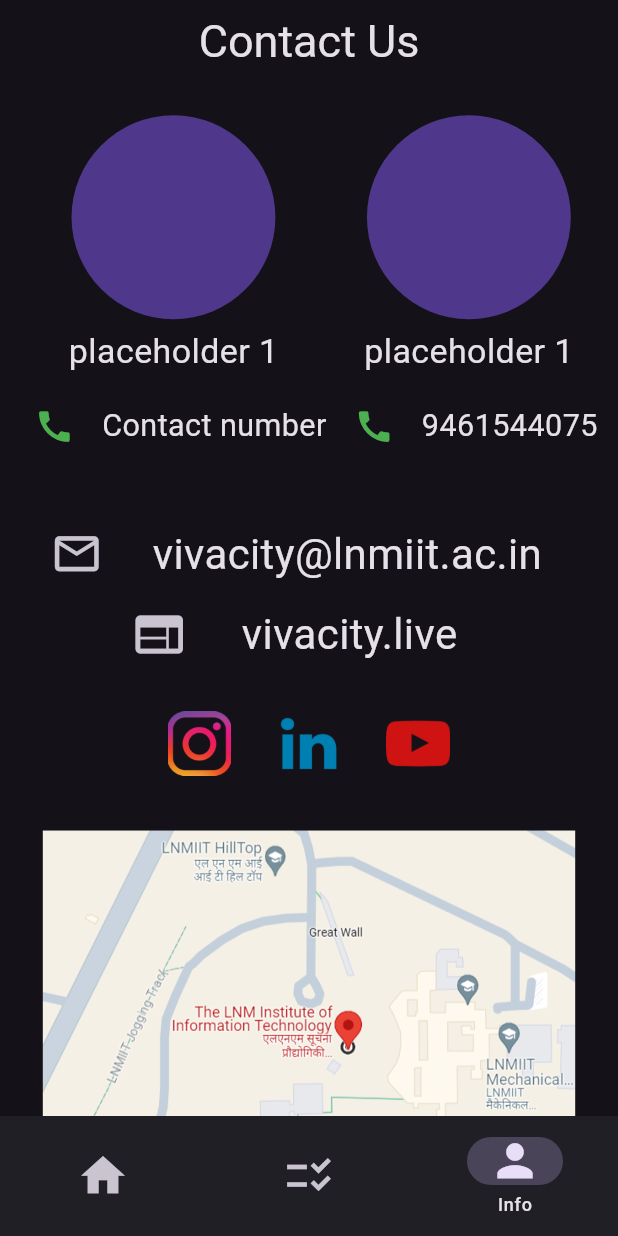
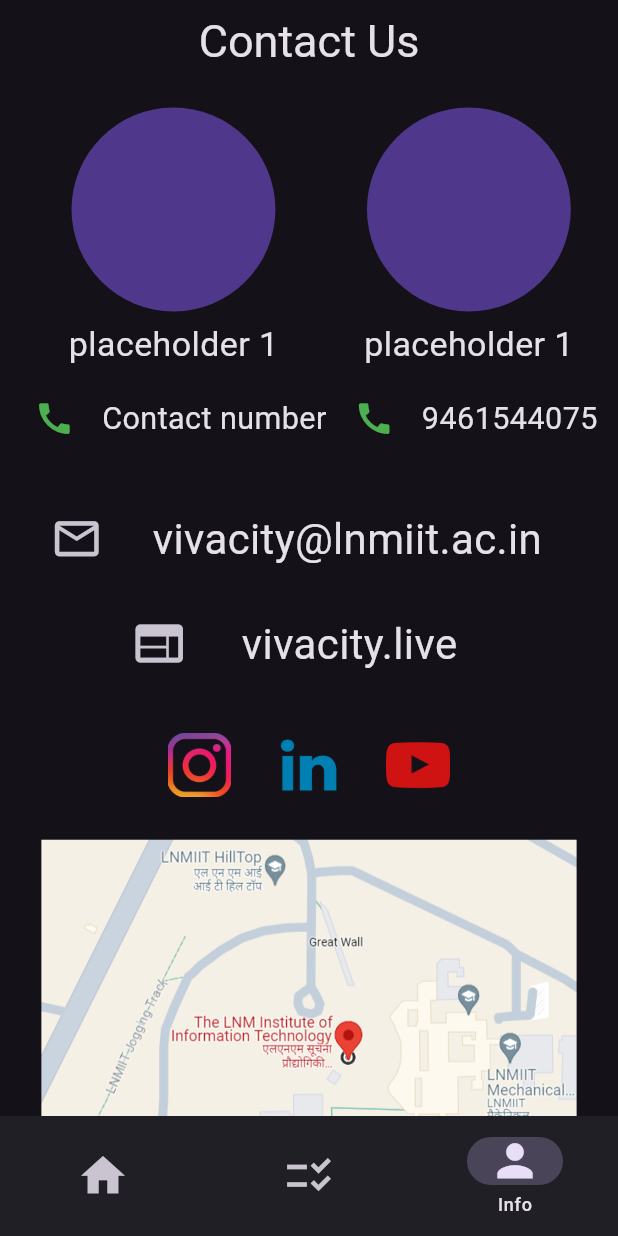
Before and after one commit to sarthakkotia/viva_app, a Flutter app: the screen it shows after launch, item 3 of the bottom bar chosen, on a phone screen of 412 x 824 dp. Run offline on Flutter 3.47's test engine with Material 3 defaults, Android fonts, the phone set to English and light mode, and no system bars; our stand-ins replace expansion_tile_card; missing offline and left inert: flutter_collapsing_toolbar.

Commit message:
Device Orientation Fixed,Made info Screen a bit more responsive

```diff
--- a/lib/Screens/info_screen.dart
+++ b/lib/Screens/info_screen.dart
@@ -14,15 +14,20 @@ class InfoScreen extends StatelessWidget {
     final topPadding = MediaQuery.of(context).padding.top;
     double heightfinal = heightscreen - bottomPadding - topPadding;
     return SingleChildScrollView(
+      child: SafeArea(
         child: SizedBox(
           height: heightfinal + 10,
           child: Column(
             crossAxisAlignment: CrossAxisAlignment.center,
             children: [
               Expanded(
-                flex: 2, child: FittedBox(child: ContactUsWidget(launcher))),
-            SizedBox(
-              height: heightscreen / 70,
+                flex: 2,
+                child: Container(
+                  margin: EdgeInsets.only(bottom: heightscreen / 70),
+                  child: FittedBox(
+                    child: ContactUsWidget(launcher),
+                  ),
+                ),
               ),
               Expanded(
                 flex: 0,
@@ -57,6 +62,8 @@ class InfoScreen extends StatelessWidget {
               ),
               Expanded(
                 flex: 0,
+                child: Container(
+                  margin: EdgeInsets.symmetric(vertical: heightscreen / 50),
                   child: FittedBox(
                     child: Row(
                       mainAxisAlignment: MainAxisAlignment.center,
@@ -87,12 +94,12 @@ class InfoScreen extends StatelessWidget {
                     ),
                   ),
                 ),
-            SizedBox(
-              height: heightscreen / 100,
               ),
               Flexible(
                 fit: FlexFit.loose,
                 flex: 1,
+                child: Container(
+                  margin: EdgeInsets.only(bottom: heightscreen / 100),
                   child: Row(
                     mainAxisAlignment: MainAxisAlignment.center,
                     children: [
@@ -138,15 +145,11 @@ class InfoScreen extends StatelessWidget {
                     ],
                   ),
                 ),
-            SizedBox(
-              height: heightscreen / 50,
               ),
               Expanded(
                 flex: 2,
-              child: Padding(
-                padding: const EdgeInsets.symmetric(
-                  vertical: 5,
-                ),
+                child: Container(
+                  margin: EdgeInsets.symmetric(vertical: 5),
                   child: InkWell(
                     onTap: () => launcher.launchURL(),
                     child: Image.asset(
@@ -162,6 +165,7 @@ class InfoScreen extends StatelessWidget {
             ],
           ),
         ),
+      ),
     );
   }
 }
--- a/lib/Widgets/ContactUs_widget.dart
+++ b/lib/Widgets/ContactUs_widget.dart
@@ -65,7 +65,6 @@ class ContactUsWidget extends StatelessWidget {
                   style: TextStyle(fontSize: 20),
                 ),
               ),
-              //TODO: Make call icon colored
               Row(
                 children: [
                   IconButton(
--- a/lib/main.dart
+++ b/lib/main.dart
@@ -1,4 +1,5 @@
 import 'package:flutter/material.dart';
+import 'package:flutter/services.dart';
 import 'package:viva_app/Screens/home_page.dart';
 
 //TODO: Add splash screen
@@ -7,7 +8,9 @@ import 'package:viva_app/Screens/home_page.dart';
 //TODO: Notch style would be good with
 
 void main() {
-  runApp(const MyApp());
+  WidgetsFlutterBinding.ensureInitialized();
+  SystemChrome.setPreferredOrientations([DeviceOrientation.portraitUp])
+      .then((value) => runApp(const MyApp()));
 }
 
 class MyApp extends StatelessWidget {
@@ -15,7 +18,6 @@ class MyApp extends StatelessWidget {
 
   // This widget is the root of your application.
   @override
-  //TODO: Make orientation permanent
   //TODO: implement native splash screen using flutter_native_splash
   Widget build(BuildContext context) {
     return MaterialApp(
```
Lines whose indentation alone changed are shown as unchanged.
